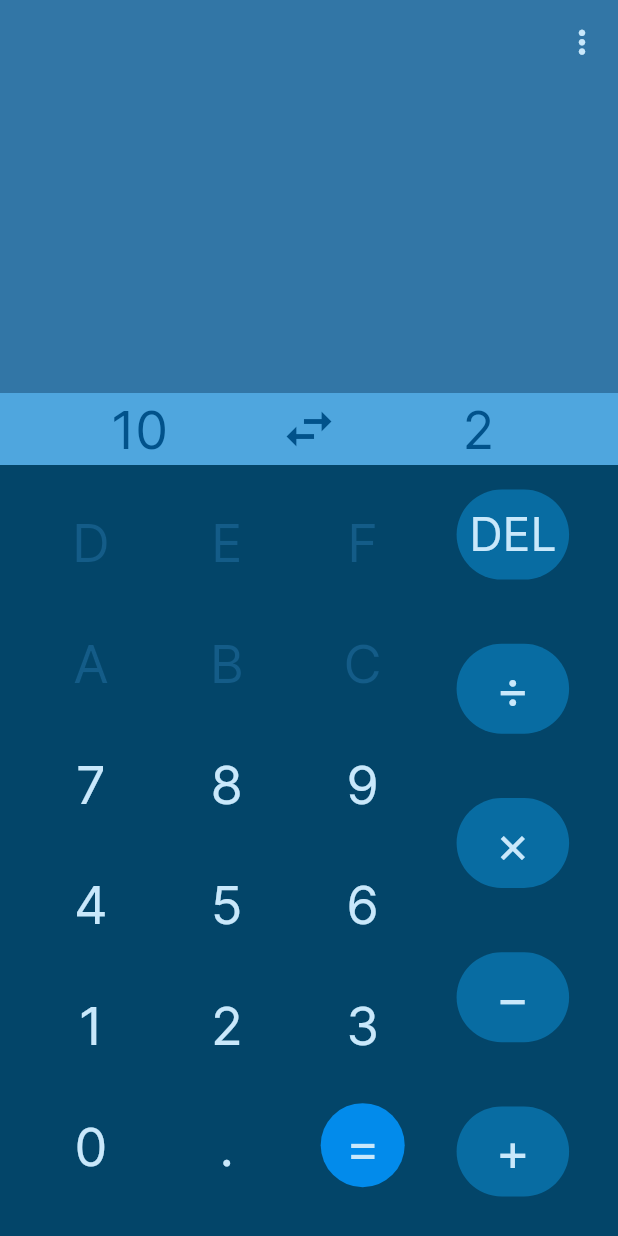
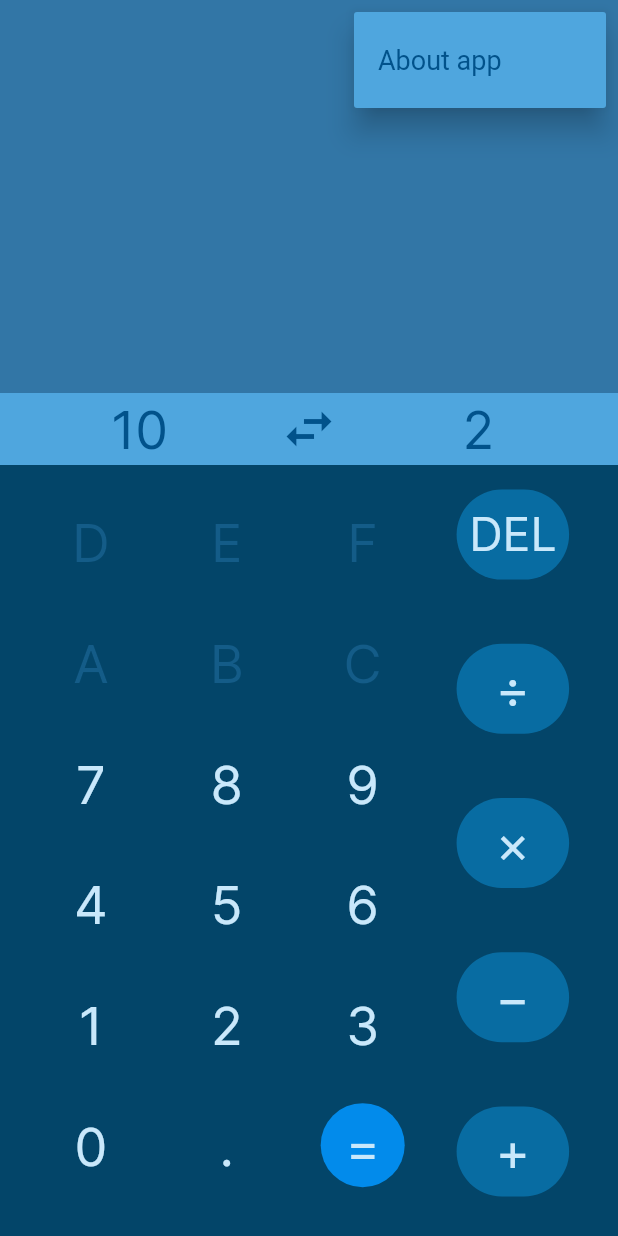
Before and after one commit to Xek0mb1k/Num-Sys-Calculator, a Flutter app: the screen it shows after launch, after a tap on the "more vert" icon, on a phone screen of 412 x 824 dp. Run offline on Flutter 3.47's test engine with Material 2 defaults, Android fonts, the phone set to English and light mode, and no system bars; missing offline and left inert: rotating_icon_button.

Commit message:
added popup window

```diff
--- a/lib/pages/home.dart
+++ b/lib/pages/home.dart
@@ -2,6 +2,7 @@ import 'package:calculator_numsys/Widgets/buttons.dart';
 import 'package:calculator_numsys/pages/config.dart';
 import 'package:flutter/material.dart';
 import 'package:rotating_icon_button/rotating_icon_button.dart';
+import 'package:url_launcher/url_launcher.dart';
 // import '../Widgets/buttons.dart';
 import '../Logic/logic.dart';
 
@@ -326,13 +327,38 @@ class HomeState extends State<Home> {
         backgroundColor: const Color(0xFF3276A6),
         appBar: AppBar(
           actions: [
-            IconButton(
-              onPressed: () {},
-              icon: const Icon(Icons.more_vert),
-              color: const Color(txtColor),
-              splashRadius: 20,
-              iconSize: 25,
-            )
+            PopupMenuButton(
+                color: const Color(backLiColor),
+                itemBuilder: (context) {
+                  return [
+                    const PopupMenuItem<int>(
+                      value: 0,
+                      child: Text(
+                        "About app",
+                        style:
+                            TextStyle(color: Color(txtDarkColor), fontSize: 18),
+                      ),
+                    ),
+                  ];
+                },
+                onSelected: (value) {
+                  if (value == 0) {
+                    showDialog<void>(
+                        context: context,
+                        builder: (BuildContext context) {
+                          return const AlertDialog(
+                            backgroundColor: Color(backLiColor),
+                            title: Text('About app',
+                                style: TextStyle(color: Color(txtDarkColor))),
+                            content: Text(
+                              'This app developed by Xek0mb1k\n',
+                              textAlign: TextAlign.center,
+                              style: TextStyle(color: Color(txtDarkColor)),
+                            ),
+                          );
+                        });
+                  }
+                }),
           ],
           backgroundColor: const Color(backColor),
           shadowColor: const Color(noneColor),
--- a/pubspec.yaml
+++ b/pubspec.yaml
@@ -37,6 +37,8 @@ dependencies:
   # The following adds the Cupertino Icons font to your application.
   # Use with the CupertinoIcons class for iOS style icons.
   cupertino_icons: ^1.0.2
+
+  url_launcher: ^6.1.6
 
 flutter_icons:
   android: true
```
Also changed, not shown: pubspec.lock.
